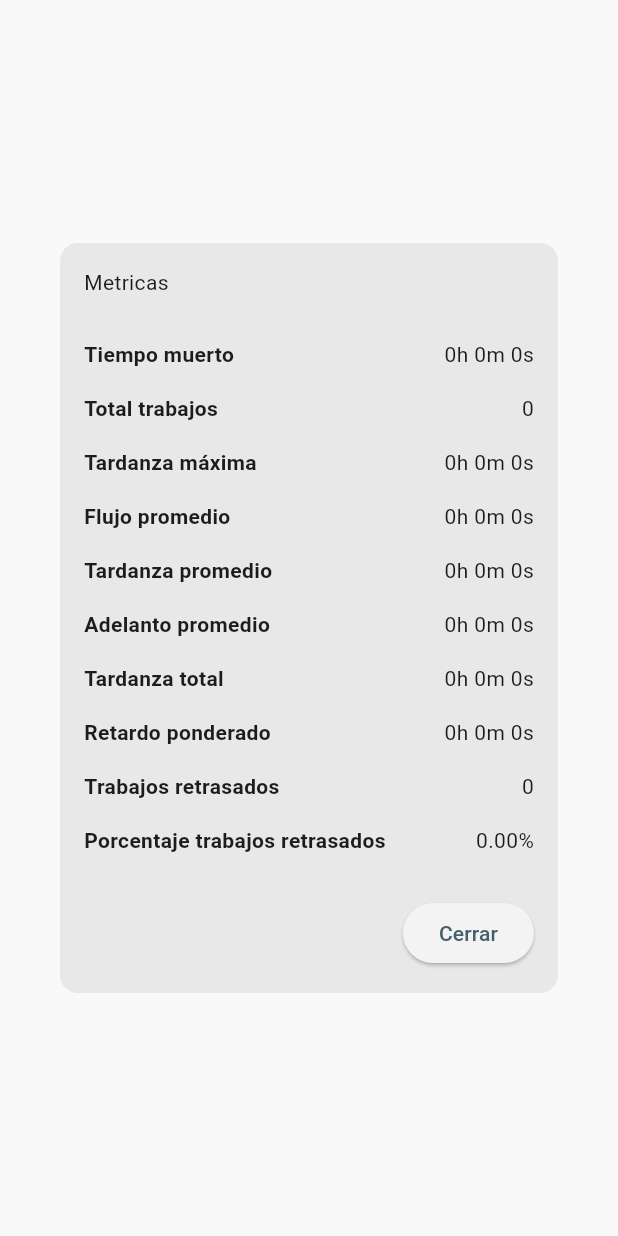
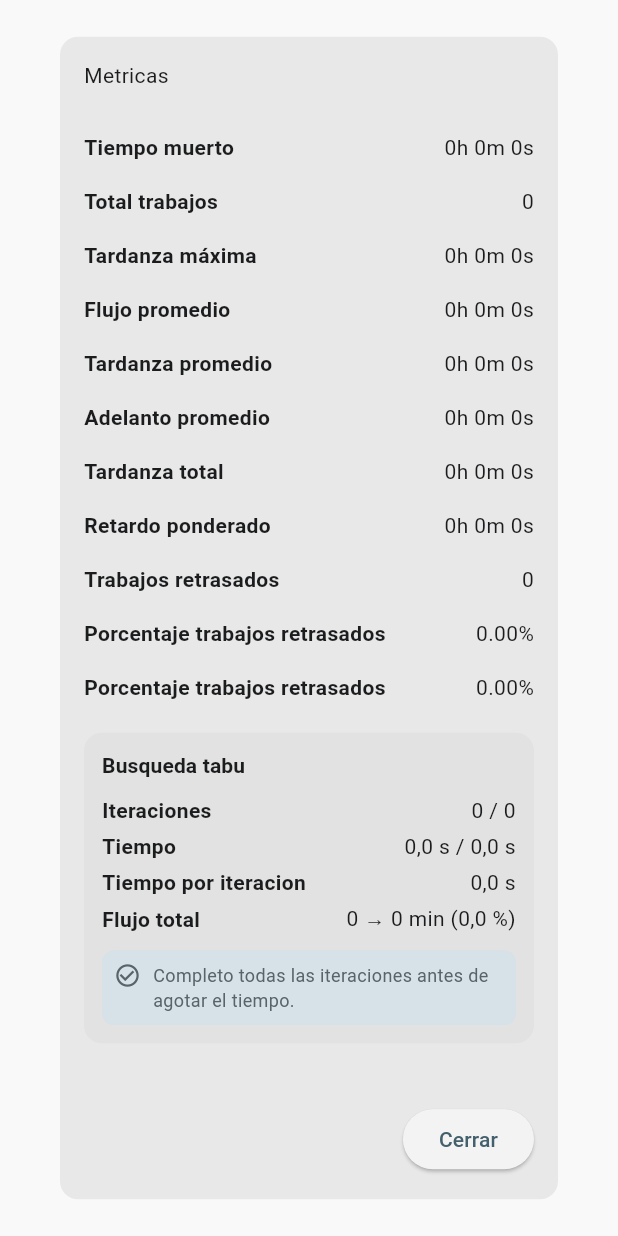
Before and after one commit to produccion-y-logistica-semillero/production-planning, a Flutter app: the MetricsPage widget shown alone on an empty page, opened directly with empty values, on a phone screen of 412 x 824 dp. Run offline on Flutter 3.47's test engine with Material 3 defaults, Android fonts, the phone set to English and light mode, and no system bars; our stand-ins replace dartz, equatable, flutter_bloc, get_it, sqflite, sqflite_common_ffi; missing offline and left inert: flutter_side_menu; accounts and stored records are empty; project files that could hold a hidden picture were left out.

Commit message:
TabuStatsCard: estadisticas de la corrida TABU debajo de la tabla comparativa

```diff
--- a/lib/presentation/2_orders/widgets/high_order/metrics_page.dart
+++ b/lib/presentation/2_orders/widgets/high_order/metrics_page.dart
@@ -1,5 +1,7 @@
 import 'package:flutter/material.dart';
 import 'package:production_planning/entities/metrics.dart';
+import 'package:production_planning/entities/metrics.dart';
+import 'package:production_planning/presentation/2_orders/widgets/low_order/tabu_stats_card.dart';
 
 class MetricsPage extends StatelessWidget {
   final Metrics metrics;
@@ -20,6 +22,7 @@ class MetricsPage extends StatelessWidget {
         width: 500,
         child: Padding(
           padding: const EdgeInsets.all(16.0),
+          child: SingleChildScrollView(
           child: Column(
             mainAxisSize: MainAxisSize.min,
             crossAxisAlignment: CrossAxisAlignment.start,
@@ -48,6 +51,16 @@ class MetricsPage extends StatelessWidget {
               _buildMetricRow('Porcentaje trabajos retrasados',
                   '${metrics.percentageDelayedJobs.toStringAsFixed(2)}%'),
 
+                  _buildMetricRow('Porcentaje trabajos retrasados',
+                  '${metrics.percentageDelayedJobs.toStringAsFixed(2)}%'),
+
+              if (metrics.tabuStats != null) ...[
+                const SizedBox(height: 12),
+                TabuStatsCard(stats: metrics.tabuStats!),
+              ],
+
+              const SizedBox(height: 20),
+
               const SizedBox(height: 20),
               Align(
                 alignment: Alignment.centerRight,
@@ -59,6 +72,7 @@ class MetricsPage extends StatelessWidget {
                 ),
               ),
             ],
+          )
           ),
         ),
       ),
--- /dev/null
+++ b/lib/presentation/2_orders/widgets/low_order/tabu_stats_card.dart
@@ -0,0 +1,106 @@
+import 'package:flutter/material.dart';
+import 'package:production_planning/entities/tabu_run_stats.dart';
+
+/// Tarjeta con el resumen de una corrida de la busqueda tabu: iteraciones,
+/// tiempo y flujo total. Si la busqueda se detuvo por el limite de tiempo
+/// (no por iteraciones) lo avisa, porque ahi el tiempo es el cuello de
+/// botella y el resultado podria mejorar con mas presupuesto.
+class TabuStatsCard extends StatelessWidget {
+  final TabuRunStats stats;
+
+  const TabuStatsCard({super.key, required this.stats});
+
+  String _seconds(int ms) => '${(ms / 1000).toStringAsFixed(1).replaceAll('.', ',')} s';
+
+  String _percent(double value) =>
+      '${value.toStringAsFixed(1).replaceAll('.', ',')} %';
+
+  @override
+  Widget build(BuildContext context) {
+    final colorScheme = Theme.of(context).colorScheme;
+    final bool byTime = stats.stoppedByTime;
+
+    return Card(
+      margin: EdgeInsets.zero,
+      elevation: 0,
+      color: colorScheme.surfaceContainerHighest,
+      child: Padding(
+        padding: const EdgeInsets.all(12.0),
+        child: Column(
+          crossAxisAlignment: CrossAxisAlignment.start,
+          children: [
+            Text(
+              'Busqueda tabu',
+              style: Theme.of(context)
+                  .textTheme
+                  .titleSmall
+                  ?.copyWith(fontWeight: FontWeight.bold),
+            ),
+            const SizedBox(height: 8),
+            _row('Iteraciones', '${stats.iterations} / ${stats.maxIterations}'),
+            _row('Tiempo',
+                '${_seconds(stats.elapsedMs)} / ${_seconds(stats.timeBudgetMs)}'),
+            _row('Tiempo por iteracion', _seconds(stats.msPerIteration)),
+            _row(
+              'Flujo total',
+              '${stats.initialFlowMinutes} → ${stats.bestFlowMinutes} min '
+                  '(${_percent(stats.improvementPercent)})',
+            ),
+            const SizedBox(height: 8),
+            Container(
+              padding: const EdgeInsets.all(8),
+              decoration: BoxDecoration(
+                color: byTime
+                    ? colorScheme.tertiaryContainer
+                    : colorScheme.secondaryContainer,
+                borderRadius: BorderRadius.circular(8),
+              ),
+              child: Row(
+                crossAxisAlignment: CrossAxisAlignment.start,
+                children: [
+                  Icon(
+                    byTime ? Icons.timer_outlined : Icons.check_circle_outline,
+                    size: 18,
+                    color: byTime
+                        ? colorScheme.onTertiaryContainer
+                        : colorScheme.onSecondaryContainer,
+                  ),
+                  const SizedBox(width: 8),
+                  Expanded(
+                    child: Text(
+                      byTime
+                          ? 'Se detuvo por el limite de tiempo, no por '
+                              'iteraciones: la busqueda pudo seguir mejorando. '
+                              'Sube el presupuesto de tiempo para probarlo.'
+                          : 'Completo todas las iteraciones antes de agotar '
+                              'el tiempo.',
+                      style: TextStyle(
+                        fontSize: 12,
+                        color: byTime
+                            ? colorScheme.onTertiaryContainer
+                            : colorScheme.onSecondaryContainer,
+                      ),
+                    ),
+                  ),
+                ],
+              ),
+            ),
+          ],
+        ),
+      ),
+    );
+  }
+
+  Widget _row(String label, String value) {
+    return Padding(
+      padding: const EdgeInsets.symmetric(vertical: 2.0),
+      child: Row(
+        mainAxisAlignment: MainAxisAlignment.spaceBetween,
+        children: [
+          Text(label, style: const TextStyle(fontWeight: FontWeight.bold)),
+          Flexible(child: Text(value, textAlign: TextAlign.end)),
+        ],
+      ),
+    );
+  }
+}
```
Also changed, not shown: lib/presentation/2_orders/bloc/metrics_bloc/metrics_bloc.dart (+10 -2 lines), lib/presentation/2_orders/bloc/metrics_bloc/metrics_state.dart (+15 -1 lines), lib/presentation/2_orders/pages/order_metrics_page.dart (+57 -11 lines).
